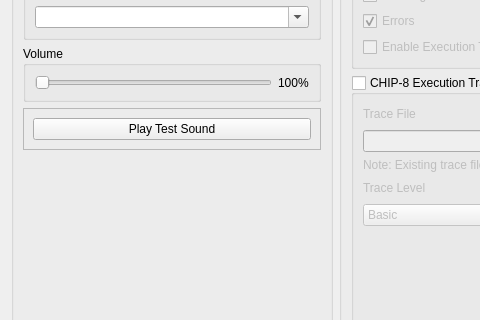
Above: src/gui/ui/configdialog.ui from 42wonko/chip8 before the change; both pictures show x 0 to 480 and y 210 to 530 of the 831 by 745 pixel window. Below: the same form after it.
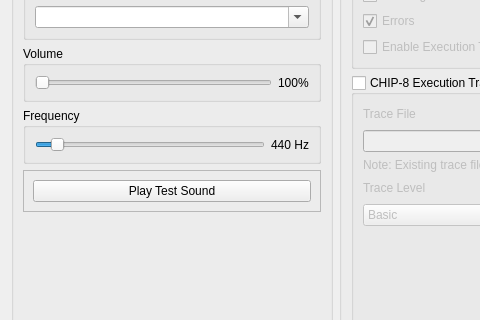
That is the form after the change. Icons and pictures are not drawn.

Commit message: made beeper frequency adjustable

Diff of the .ui file:
```diff
--- a/src/gui/ui/configdialog.ui
+++ b/src/gui/ui/configdialog.ui
@@ -120,6 +120,38 @@
             </layout>
            </widget>
           </item>
+          <item>
+           <widget class="QGroupBox" name="soundFrequencyGroupBox">
+            <property name="title">
+             <string>Frequency</string>
+            </property>
+            <layout class="QHBoxLayout" name="horizontalLayout_9">
+             <item>
+              <widget class="QSlider" name="soundFrequencySlider">
+               <property name="minimum">
+                <number>100</number>
+               </property>
+               <property name="maximum">
+                <number>5000</number>
+               </property>
+               <property name="value">
+                <number>440</number>
+               </property>
+               <property name="orientation">
+                <enum>Qt::Orientation::Horizontal</enum>
+               </property>
+              </widget>
+             </item>
+             <item>
+              <widget class="QLabel" name="soundFrequencyLabel">
+               <property name="text">
+                <string notr="true">440 Hz</string>
+               </property>
+              </widget>
+             </item>
+            </layout>
+           </widget>
+          </item>
           <item>
            <widget class="QFrame" name="playTestSoundFrame">
             <property name="frameShape">
```
Left out of the diff: 2 changed lines with no effect on the pictures. The commit also changes 3 other files.
